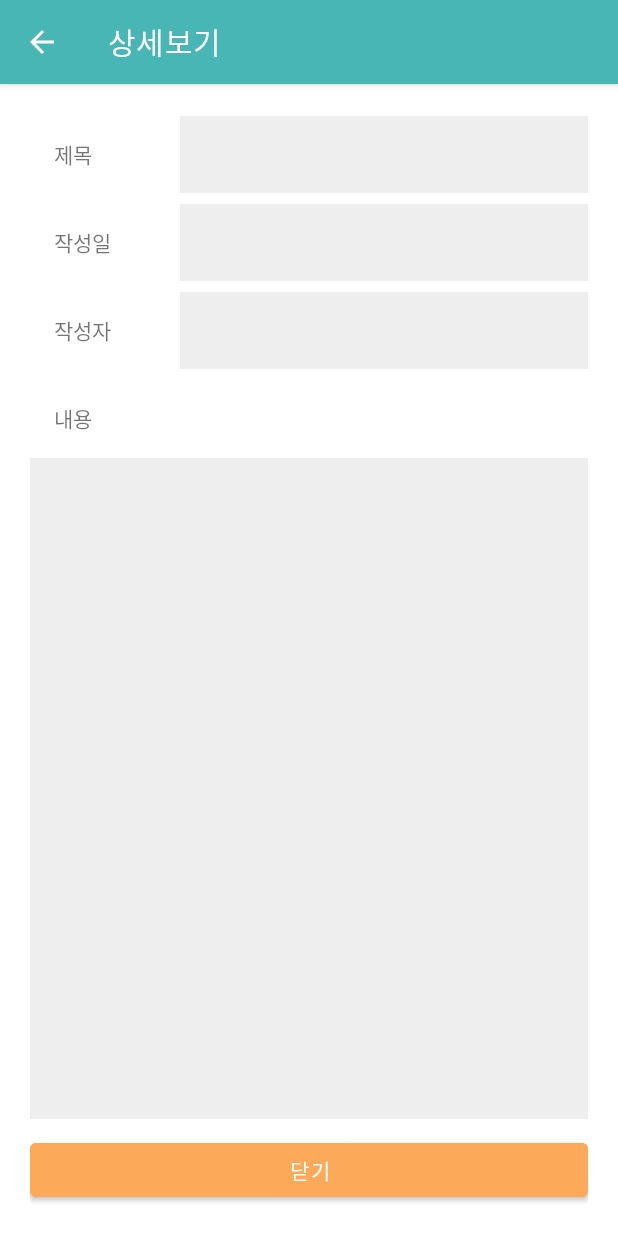
After one commit to seyeon91/Kotlin-Android, an Android app: the DetailBoardActivity screen opened directly, with no data from a screen before it, on a phone screen of 412 x 824 dp. The commit adds this screen. Run offline under Robolectric (Android 15) with nearby library versions, the phone set to English and light mode, and no system bars.

Commit message:
14장 웹 서버 연동 - 게시판, 게시글

```diff
--- a/BookMarket/app/build.gradle.kts
+++ b/BookMarket/app/build.gradle.kts
@@ -42,4 +42,5 @@ dependencies {
     androidTestImplementation(libs.androidx.espresso.core)
     androidTestImplementation(libs.androidx.junit)
     implementation("com.google.android.gms:play-services-maps:19.0.0")
+    implementation("com.squareup.okhttp3:okhttp:4.12.0")
 }
--- a/BookMarket/app/src/main/java/com/androidbook/bookmarket/MenuActivity.kt
+++ b/BookMarket/app/src/main/java/com/androidbook/bookmarket/MenuActivity.kt
@@ -19,6 +19,7 @@ import android.widget.TextView
 import androidx.appcompat.app.AlertDialog
 import com.androidbook.bookmarket.mypage.MyPageActivity
 import com.androidbook.bookmarket.marketinfo.MarketInfoActivity
+import com.androidbook.bookmarket.customerinquiry.BoardActivity
 
 class MenuActivity : AppCompatActivity(), NavigationView.OnNavigationItemSelectedListener {
 
@@ -61,7 +62,8 @@ class MenuActivity : AppCompatActivity(), NavigationView.OnNavigationItemSelecte
     }
 
     fun onCustomerInquiryClick(view: View?) {
-        Toast.makeText(getApplicationContext(), "고객문의 버튼을 클릭하였습니다", Toast.LENGTH_LONG).show()
+        val intent = Intent(this, BoardActivity::class.java)
+        startActivity(intent)
     }
 
     fun onMyPageClick(view: View?) {
--- /dev/null
+++ b/BookMarket/app/src/main/java/com/androidbook/bookmarket/customerinquiry/DetailBoardActivity.kt
@@ -0,0 +1,58 @@
+package com.androidbook.bookmarket.customerinquiry
+
+import android.os.Bundle
+import android.view.Menu
+import android.view.MenuItem
+import android.widget.Button
+import android.widget.TextView
+import androidx.appcompat.app.AppCompatActivity
+import androidx.core.view.ViewCompat
+import androidx.core.view.WindowInsetsCompat
+import com.androidbook.bookmarket.R
+
+class DetailBoardActivity : AppCompatActivity() {
+
+    private lateinit var tvTitleObj: TextView
+    private lateinit var tvContentObj: TextView
+    private lateinit var tvUserIDObj: TextView
+    private lateinit var tvDateObj: TextView
+    private lateinit var button: Button
+
+    override fun onCreate(savedInstanceState: Bundle?) {
+        super.onCreate(savedInstanceState)
+        setContentView(R.layout.activity_board_detail)
+        ViewCompat.setOnApplyWindowInsetsListener(findViewById(R.id.boarddetail)) { v, insets ->
+            val systemBars = insets.getInsets(WindowInsetsCompat.Type.systemBars())
+            v.setPadding(systemBars.left, systemBars.top, systemBars.right, systemBars.bottom)
+            insets
+        }
+        getSupportActionBar()?.setDisplayHomeAsUpEnabled(true)
+
+        tvTitleObj = findViewById(R.id.textView_Title)
+        tvUserIDObj = findViewById(R.id.textView_UserID)
+        tvContentObj = findViewById(R.id.textView_Content)
+        tvDateObj = findViewById(R.id.textView_Date)
+
+        tvTitleObj.text = intent.getStringExtra("title")
+        tvUserIDObj.text = intent.getStringExtra("userid")
+        tvContentObj.text = intent.getStringExtra("content")
+        tvDateObj.text = intent.getStringExtra("date")
+
+        button = findViewById(R.id.button)
+        button.setOnClickListener {
+            finish()
+        }
+    }
+
+    override fun onCreateOptionsMenu(menu: Menu?): Boolean {
+        menuInflater.inflate(R.menu.menu_home, menu)
+        return super.onCreateOptionsMenu(menu)
+    }
+
+    override fun onOptionsItemSelected(item: MenuItem): Boolean {
+        when (item.itemId) {
+            android.R.id.home -> onBackPressed()
+        }
+        return super.onOptionsItemSelected(item)
+    }
+}
--- /dev/null
+++ b/BookMarket/app/src/main/res/layout/activity_board_detail.xml
@@ -0,0 +1,107 @@
+<?xml version="1.0" encoding="utf-8"?>
+<LinearLayout xmlns:android="http://schemas.android.com/apk/res/android"
+    android:id="@+id/boarddetail"
+    android:layout_width="match_parent"
+    android:layout_height="match_parent"
+    android:layout_margin="10dp"
+    android:orientation="vertical"
+    android:padding="10dp">
+
+    <ScrollView
+        android:layout_width="match_parent"
+        android:layout_height="match_parent"
+        android:layout_weight="1"
+        android:fillViewport="true">
+
+        <LinearLayout
+            android:layout_width="match_parent"
+            android:layout_height="wrap_content"
+            android:orientation="vertical">
+
+            <LinearLayout
+                android:layout_width="match_parent"
+                android:layout_height="wrap_content"
+                android:layout_marginBottom="5dp"
+                android:orientation="horizontal">
+
+                <TextView
+                    android:layout_width="100dp"
+                    android:layout_height="wrap_content"
+                    android:padding="16dp"
+                    android:text="제목" />
+
+                <TextView
+                    android:id="@+id/textView_Title"
+                    android:layout_width="match_parent"
+                    android:layout_height="wrap_content"
+                    android:layout_weight="1"
+                    android:background="#eeeeee"
+                    android:padding="16dp" />
+            </LinearLayout>
+
+            <LinearLayout
+                android:layout_width="match_parent"
+                android:layout_height="wrap_content"
+                android:layout_marginBottom="5dp"
+                android:orientation="horizontal">
+
+                <TextView
+                    android:layout_width="100dp"
+                    android:layout_height="wrap_content"
+                    android:padding="16dp"
+                    android:text="작성일" />
+
+                <TextView
+                    android:id="@+id/textView_Date"
+                    android:layout_width="match_parent"
+                    android:layout_height="wrap_content"
+                    android:layout_weight="1"
+                    android:background="#eeeeee"
+                    android:padding="16dp" />
+            </LinearLayout>
+
+            <LinearLayout
+                android:layout_width="match_parent"
+                android:layout_height="wrap_content"
+                android:layout_marginBottom="5dp"
+                android:orientation="horizontal">
+
+                <TextView
+                    android:layout_width="100dp"
+                    android:layout_height="wrap_content"
+                    android:padding="16dp"
+                    android:text="작성자" />
+
+                <TextView
+                    android:id="@+id/textView_UserID"
+                    android:layout_width="match_parent"
+                    android:layout_height="wrap_content"
+                    android:layout_weight="1"
+                    android:background="#eeeeee"
+                    android:padding="16dp" />
+            </LinearLayout>
+
+            <TextView
+                android:layout_width="wrap_content"
+                android:layout_height="wrap_content"
+                android:padding="16dp"
+                android:text="내용" />
+
+            <TextView
+                android:id="@+id/textView_Content"
+                android:layout_width="match_parent"
+                android:layout_height="match_parent"
+                android:background="#eeeeee"
+                android:padding="16dp" />
+        </LinearLayout>
+    </ScrollView>
+
+    <Button
+        android:id="@+id/button"
+        android:layout_width="match_parent"
+        android:layout_height="wrap_content"
+        android:layout_marginTop="10dp"
+        android:backgroundTint="#FDA95A"
+        android:text="닫기" />
+
+</LinearLayout>
```
Also changed, not shown: BookMarket/app/src/main/AndroidManifest.xml (+14 -0 lines), BookMarket/app/src/main/java/com/androidbook/bookmarket/customerinquiry/BoardActivity.kt (added, +126 -0 lines), BookMarket/app/src/main/java/com/androidbook/bookmarket/customerinquiry/MyAdapter.kt (added, +33 -0 lines), BookMarket/app/src/main/java/com/androidbook/bookmarket/customerinquiry/MyItem.kt (added, +9 -0 lines), BookMarket/app/src/main/res/layout/activity_board.xml (added, +24 -0 lines), BookMarket/app/src/main/res/layout/activity_board_item.xml (added, +41 -0 lines).
